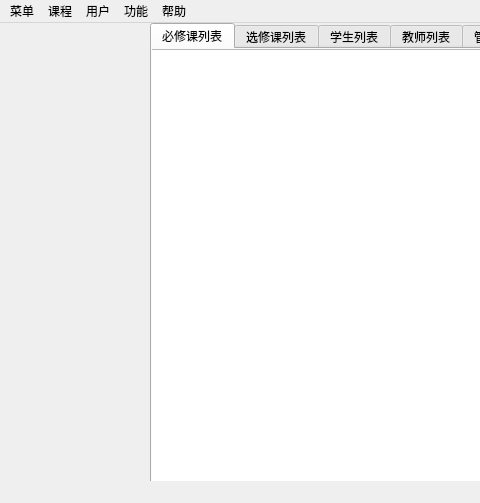
Before: the Qt Designer form source/mainwindow_admin.ui in laddie132/Academic-Management-System-Demo, drawn with Qt 5; both pictures show x 0 to 480 and y 0 to 503 of the 800 by 503 pixel window.
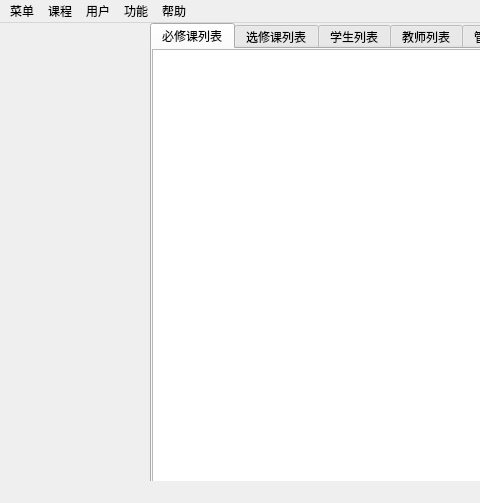
After: the same form once the commit is applied.

The edit to the form file:
```diff
--- a/source/mainwindow_admin.ui
+++ b/source/mainwindow_admin.ui
@@ -57,9 +57,9 @@
         <widget class="QTableView" name="tableView_course_o">
          <property name="geometry">
           <rect>
-           <x>-10</x>
+           <x>0</x>
            <y>0</y>
-           <width>661</width>
+           <width>651</width>
            <height>441</height>
           </rect>
          </property>
```
Left out of the diff: 26 changed lines with no effect on the pictures.
